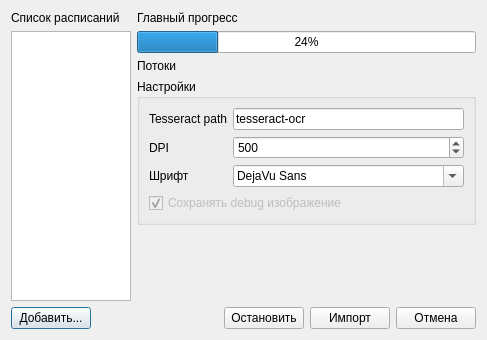
First picture: the form in src/ui/import/importDialog.ui, repository Nikololoshka/StankinScheduleEditor2, before the edit.
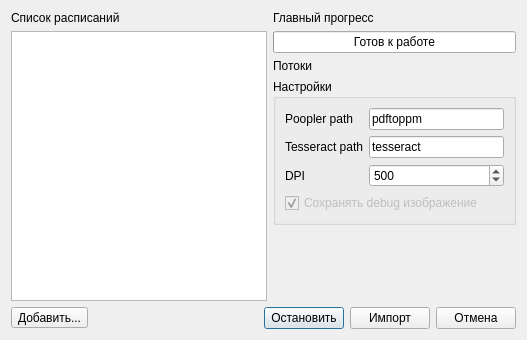
Second picture: the form after the edit.

Commit message: started adding import logic

What changed in the file:
```diff
--- a/src/ui/import/importDialog.ui
+++ b/src/ui/import/importDialog.ui
@@ -6,7 +6,7 @@
    <rect>
     <x>0</x>
     <y>0</y>
-    <width>487</width>
+    <width>527</width>
     <height>340</height>
    </rect>
   </property>
@@ -26,7 +26,7 @@
         </widget>
        </item>
        <item>
-        <widget class="QListView" name="listView">
+        <widget class="QListWidget" name="filesList">
          <property name="sizePolicy">
           <sizepolicy hsizetype="Expanding" vsizetype="Expanding">
            <horstretch>0</horstretch>
@@ -39,6 +39,9 @@
            <height>0</height>
           </size>
          </property>
+         <property name="sortingEnabled">
+          <bool>true</bool>
+         </property>
         </widget>
        </item>
       </layout>
@@ -55,7 +58,7 @@
        <item>
         <widget class="QProgressBar" name="mainProgressBar">
          <property name="value">
-          <number>24</number>
+          <number>0</number>
          </property>
          <property name="textVisible">
           <bool>true</bool>
@@ -70,7 +73,7 @@
           <enum>QProgressBar::TopToBottom</enum>
          </property>
          <property name="format">
-          <string>%p%</string>
+          <string>Готов к работе</string>
          </property>
         </widget>
        </item>
@@ -95,14 +98,28 @@
             <item row="0" column="0">
              <widget class="QLabel" name="label_3">
               <property name="text">
-               <string>Tesseract path</string>
+               <string>Poopler path </string>
               </property>
              </widget>
             </item>
             <item row="0" column="1">
              <widget class="QLineEdit" name="lineEdit">
               <property name="text">
-               <string>tesseract-ocr</string>
+               <string>pdftoppm</string>
+              </property>
+             </widget>
+            </item>
+            <item row="1" column="0">
+             <widget class="QLabel" name="tesseractLabel">
+              <property name="text">
+               <string>Tesseract path</string>
+              </property>
+             </widget>
+            </item>
+            <item row="1" column="1">
+             <widget class="QLineEdit" name="tesseractLineEdit">
+              <property name="text">
+               <string>tesseract</string>
               </property>
               <property name="echoMode">
                <enum>QLineEdit::Normal</enum>
@@ -115,15 +132,15 @@
               </property>
              </widget>
             </item>
-            <item row="1" column="0">
-             <widget class="QLabel" name="label_2">
+            <item row="2" column="0">
+             <widget class="QLabel" name="dpiLabel">
               <property name="text">
                <string>DPI</string>
               </property>
              </widget>
             </item>
-            <item row="1" column="1">
-             <widget class="QSpinBox" name="spinBox">
+            <item row="2" column="1">
+             <widget class="QSpinBox" name="dpiSpinBox">
               <property name="prefix">
                <string/>
               </property>
@@ -141,22 +158,6 @@
               </property>
              </widget>
             </item>
-            <item row="2" column="0">
-             <widget class="QLabel" name="label_4">
-              <property name="text">
-               <string>Шрифт</string>
-              </property>
-             </widget>
-            </item>
-            <item row="2" column="1">
-             <widget class="QFontComboBox" name="fontComboBox">
-              <property name="currentFont">
-               <font>
-                <family>DejaVu Sans</family>
-               </font>
-              </property>
-             </widget>
-            </item>
            </layout>
           </item>
           <item>
@@ -198,10 +199,22 @@
    <item>
     <layout class="QHBoxLayout" name="horizontalLayout_2">
      <item>
-      <widget class="QPushButton" name="pushButton">
+      <widget class="QToolButton" name="addButton">
+       <property name="contextMenuPolicy">
+        <enum>Qt::ActionsContextMenu</enum>
+       </property>
        <property name="text">
         <string>Добавить...</string>
        </property>
+       <property name="autoRepeat">
+        <bool>false</bool>
+       </property>
+       <property name="popupMode">
+        <enum>QToolButton::InstantPopup</enum>
+       </property>
+       <property name="toolButtonStyle">
+        <enum>Qt::ToolButtonTextOnly</enum>
+       </property>
       </widget>
      </item>
      <item>
```
Left out of the diff: 37 changed lines with no effect on the pictures. The commit also changes 29 other files.
